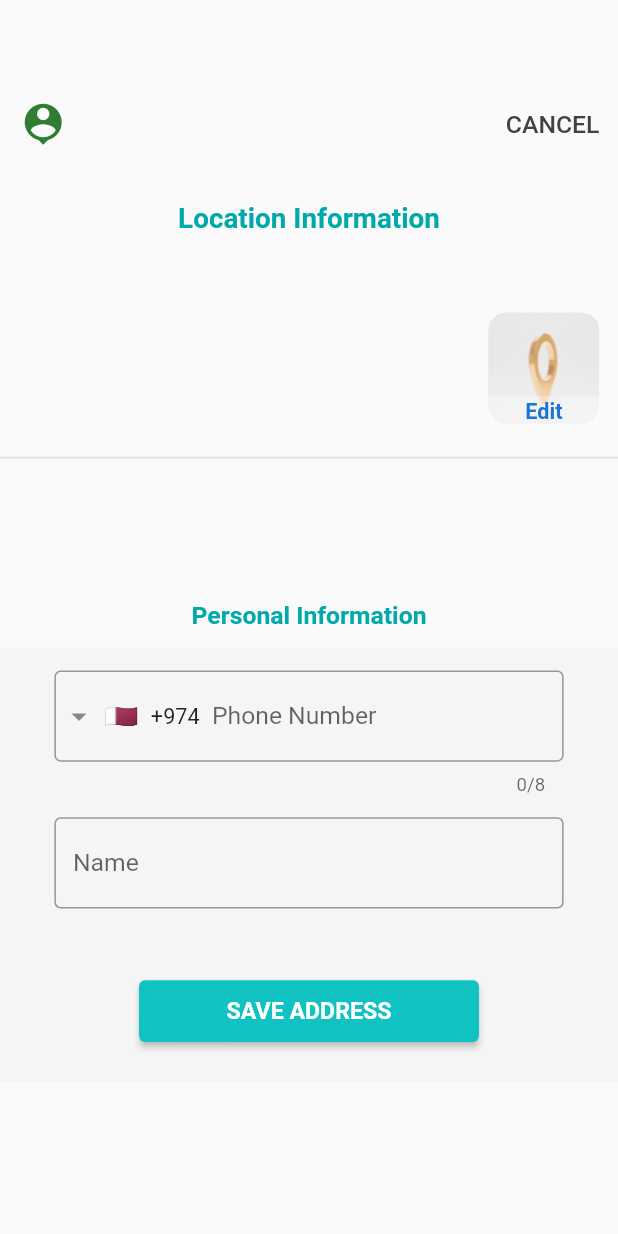
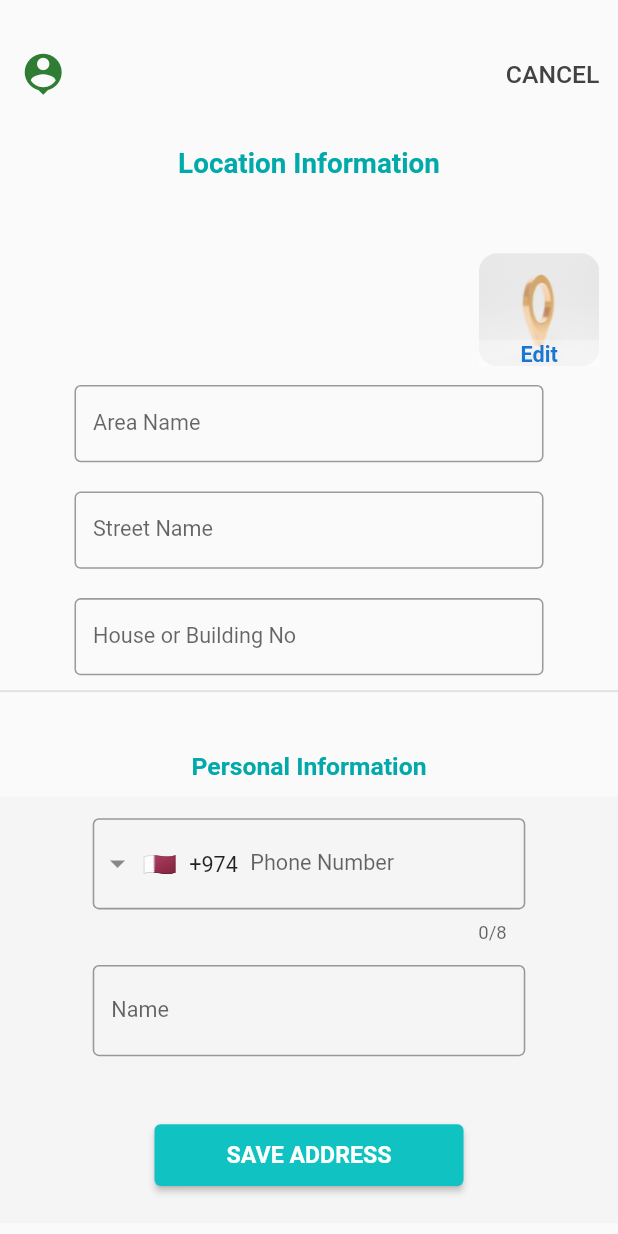
Before and after one commit to ksalehalali/market, a Flutter app: the AddAddressScreen screen opened directly, on a phone screen of 412 x 824 dp. Run offline on Flutter 3.47's test engine with Material 2 defaults, Android fonts, the phone set to English and light mode, and no system bars; drawn by our look-alikes of intl_phone_field; our stand-ins replace cached_network_image, carousel_slider, device_preview, flutter_blurhash, flutter_cache_manager, flutter_countdown_timer and 20 more; missing offline and left inert: my_fatoorah, myfatoorah_pay; accounts and stored records are empty.

```diff
--- a/lib/Assistants/assistantMethods.dart
+++ b/lib/Assistants/assistantMethods.dart
@@ -24,11 +24,22 @@ class AssistantMethods {
       // print('address :: ${res['features'][2]['place_name']}');
       // print('address :: ${res['features'][3]['place_name']}');
 
-      print('0 :: ${res['features'][0]}');
-      print('0 context :: ${res['features'][0]['context'][2]['text_en']}'); //المحافضة
-      print('0 context :: ${res['features'][0]['context'][1]['text_en']}'); //المنطقة
+      print('0 :::::: ${res['features'][0]}');
+      addressController.updatePinAddress('${res['features'][0]['place_name_en']}',res['features'][0]['text_en'],res['features'][0]['context'][0]['text_en']);
 
-      print('0 :: ${res['features'][0]['text_en']}'); //العنوان
+      if(res['features'][0]['context'].length >1){
+        //print('0 context :: ${res['features'][0]['context'][2]['text_en']}'); //المحافضة
+        addressController.updatePinAddress('${res['features'][0]['place_name_en']}',res['features'][0]['text_en'],res['features'][0]['context'][0]['text_en']);
+
+      }else if(res['features'][0]['context'].length >=1){
+        //print('0 context :: ${res['features'][0]['context'][1]['text_en']}'); //المنطقة
+
+        print('0 :: ${res['features'][0]['text_en']}'); //العنوان
+        placeAddress = res['features'][0]['place_name'];
+        box.write('address', res['features'][0]['place_name']);
+
+      }
+
 
       //print('0 :: ${res['features'][0]['place_name_en']}');
 
@@ -44,10 +55,6 @@ class AssistantMethods {
       // print('3 :: ${res['features'][3]['text']}');
       // print('3 :: ${res['features'][3]['place_name']}');
 
-
-      placeAddress = res['features'][0]['place_name'];
-      box.write('address', res['features'][0]['place_name']);
-      addressController.updatePinAddress('${res['features'][0]['context'][2]['text_en']} - ${res['features'][0]['context'][1]['text_en']} (${res['features'][0]['text_en']})',res['features'][0]['context'][2]['text_en'],res['features'][0]['context'][1]['text_en']);
     } else {
       print(res);
       print("get address failed");
--- a/lib/controllers/address_location_controller.dart
+++ b/lib/controllers/address_location_controller.dart
@@ -137,7 +137,7 @@ class AddressController extends GetxController {
     if (placeName.length > 1) {
       placePredictionList.clear();
       String autoCompleteUrl =
-          "https://api.mapbox.com/geocoding/v5/mapbox.places/$placeName.json?worldview=us&country=kw&access_token=$mapbox_token";
+          "https://api.mapbox.com/geocoding/v5/mapbox.places/$placeName.json?worldview=us&access_token=$mapbox_token";
 
       var res = await RequestAssistant.getRequest(autoCompleteUrl);
 
--- a/lib/main.dart
+++ b/lib/main.dart
@@ -100,14 +100,15 @@ class _MyAppState extends State<MyApp> {
 
       _permissionGranted = permissionStatusReqResult;
     }
+    loc.LocationData loca = await location.getLocation();
+    print('loca ...............  $loca');
+    if(loca.latitude !=null){
+      addressController.areaLoc.value =
+          LatLng(loca.latitude!, loca.longitude!);
+    }else{
 
-    geo.Position position = await geo.Geolocator.getCurrentPosition(
-        desiredAccuracy: geo.LocationAccuracy.high,
-        forceAndroidLocationManager: true);
-    addressController.areaLoc.value =
-        LatLng(position.latitude, position.longitude);
+    }
 
-    print(position);
   }
   final screenSize = Get.size;
 
--- a/lib/models/placePredictions.dart
+++ b/lib/models/placePredictions.dart
@@ -13,8 +13,8 @@ class PlacePredictions {
     id =json["id"];
     text =json["text"];
     place_name =json["place_name"];
-    lat = json["center"][1];
-    lng = json["center"][0];
+    lat = json["center"][1] as double;
+    lng = json["center"][0] as double;
 
   }
 
--- a/lib/services/localization/localization_data.dart
+++ b/lib/services/localization/localization_data.dart
@@ -109,6 +109,9 @@ Map<String,String> ar ={
   'CONFIRM LOCATION_txt':'تاكيد الموقع',
   'Location Information_txt':'معلومات الموقع',
   'SAVE ADDRESS_txt':'احفظ العنوان',
+  "Area_txt":'المنطقة',
+  "Street_txt":'الشارع',
+  "HouseOrBuilding_txt":'رقم المنزل او المبنى',
   //-
 
   'UnAvailable_txt':'غير متوفر',
@@ -306,6 +309,9 @@ Map<String,String> en ={
   'CONFIRM LOCATION_txt':'Confirm LOCATION',
   'Location Information_txt':'Location Information',
   'SAVE ADDRESS_txt':'SAVE ADDRESS',
+  "Area_txt":'Area Name',
+  "Street_txt":'Street Name',
+  "HouseOrBuilding_txt":'House or Building No',
   //-
 
   'UnAvailable_txt':'Unavailable',
--- a/lib/views/address/add_address_screen.dart
+++ b/lib/views/address/add_address_screen.dart
@@ -1,4 +1,5 @@
 import 'package:flutter/material.dart';
+import 'package:flutter_screenutil/flutter_screenutil.dart';
 import 'package:get/get.dart';
 import 'package:intl_phone_field/intl_phone_field.dart';
 import 'package:intl_phone_number_input/intl_phone_number_input.dart';
@@ -26,7 +27,7 @@ class _AddAddressScreenState extends State<AddAddressScreen> {
 String? phoneNumber;
   @override
   Widget build(BuildContext context) {
-    final screenSize = Get.size;
+    final screenSize = MediaQuery.of(context).size;
 
     return Container(
       child: Scaffold(
@@ -34,7 +35,7 @@ String? phoneNumber;
             child: Column(
           children: [
             SizedBox(
-              height: screenSize.height * 0.1 - 30,
+              height: screenSize.height * 0.1 - 60,
             ),
             Padding(
               padding: const EdgeInsets.all(12.0),
@@ -64,7 +65,7 @@ String? phoneNumber;
               ),
             ),
             SizedBox(
-              height: screenSize.height * 0.1 - 60,
+              height: screenSize.height * 0.1 - 60.h,
             ),
             Padding(
               padding: const EdgeInsets.all(0.0),
@@ -87,13 +88,13 @@ String? phoneNumber;
                     crossAxisAlignment: CrossAxisAlignment.start,
                     children: [
                       SizedBox(
-                        width: 170,
+                        width: 160.w,
                         child: Text(
                           addressController.aAddress.value,
                           maxLines: 1,
                           overflow: TextOverflow.ellipsis,
                           style: TextStyle(
-                              fontSize: 16,
+                              fontSize: 14,
                               fontWeight: FontWeight.bold,
                               color: Colors.black),
                         ),
@@ -102,13 +103,13 @@ String? phoneNumber;
                         height: 12,
                       ),
                       SizedBox(
-                        width: screenSize.width * 0.7,
+                        width: screenSize.width * 0.6.w,
                         child: Text(
                           addressController.bAddress.value,
                           maxLines: 1,
                           overflow: TextOverflow.ellipsis,
                           style: TextStyle(
-                              fontSize: 16,
+                              fontSize: 14,
                               fontWeight: FontWeight.bold,
                               color: Colors.black),
                         ),
@@ -124,8 +125,8 @@ String? phoneNumber;
                             builder: (context) =>  AddressOnMap(fromCart: widget.fromCart,)));
                       },
                       child: Container(
-                          height: 72,
-                          width: 72,
+                          height: 72.h,
+                          width: 72.w,
                           decoration: BoxDecoration(
                               image: const DecorationImage(
                                 fit: BoxFit.fill,
@@ -139,7 +140,7 @@ String? phoneNumber;
                             alignment: Alignment.bottomCenter,
                             children: [
                               Container(
-                                height: 18,
+                                height: 17.h,
                                 color: Colors.white.withOpacity(0.3),
                               ),
                               Text(
@@ -156,12 +157,86 @@ String? phoneNumber;
                 ],
               ),
             ),
+
+            //
+            Padding(
+              padding: const EdgeInsets.symmetric(horizontal: 12.0),
+              child: Theme(
+                data: ThemeData.from(
+                  colorScheme: ColorScheme.fromSwatch(
+                      primarySwatch: primaryColorSwatch),
+                ),
+                child: SizedBox(
+                  width: screenSize.width * 0.7.w,
+                  height: 50,
+                  child: TextFormField(
+                    controller: _addresNameController,
+                    decoration: InputDecoration(
+                        focusColor: Colors.blue[700],
+                        labelStyle: TextStyle(fontSize: 14),
+                        hoverColor: Colors.blue[700],
+                        border: OutlineInputBorder(),
+                        label: Text('Area_txt'.tr)),
+                  ),
+                ),
+              ),
+            ),
+            SizedBox(
+              height: screenSize.height * 0.1-60.h,
+            ),
+            Padding(
+              padding: const EdgeInsets.symmetric(horizontal: 12.0),
+              child: Theme(
+                data: ThemeData.from(
+                  colorScheme: ColorScheme.fromSwatch(
+                      primarySwatch: primaryColorSwatch),
+                ),
+                child: SizedBox(
+                  width: screenSize.width * 0.7.w,
+                  height: 50,
+                  child: TextFormField(
+                    controller: _addresNameController,
+                    decoration: InputDecoration(
+                        focusColor: Colors.blue[700],
+                        labelStyle: TextStyle(fontSize: 14),
+                        hoverColor: Colors.blue[700],
+                        border: OutlineInputBorder(),
+                        label: Text('Street_txt'.tr)),
+                  ),
+                ),
+              ),
+            ),
+            SizedBox(
+              height: screenSize.height * 0.1-60.h,
+            ),
+            Padding(
+              padding: const EdgeInsets.symmetric(horizontal: 12.0),
+              child: Theme(
+                data: ThemeData.from(
+                  colorScheme: ColorScheme.fromSwatch(
+                      primarySwatch: primaryColorSwatch),
+                ),
+                child: SizedBox(
+                  width: screenSize.width * 0.7.w,
+                  height: 50,
+                  child: TextFormField(
+                    controller: _addresNameController,
+                    decoration: InputDecoration(
+                        focusColor: Colors.blue[700],
+                        labelStyle: TextStyle(fontSize: 14),
+                        hoverColor: Colors.blue[700],
+                        border: OutlineInputBorder(),
+                        label: Text('HouseOrBuilding_txt'.tr)),
+                  ),
+                ),
+              ),
+            ),
             Divider(
               thickness: 1,
-              height: 20,
+              height: 20.h,
             ),
             SizedBox(
-              height: screenSize.height * 0.1,
+              height: screenSize.height * 0.1-50.h,
             ),
             Text(
               'Personal Information_txt'.tr,
@@ -182,11 +257,12 @@ String? phoneNumber;
                     padding: const EdgeInsets.symmetric(
                         horizontal: 12.0, vertical: 14),
                     child: SizedBox(
-                      width: screenSize.width * 0.8,
+                      width: screenSize.width * 0.7,
                       child: IntlPhoneField(
                         decoration: InputDecoration(
                           labelText: 'Phone_txt'.tr,
                           focusColor: myHexColor,
+                          labelStyle: TextStyle(fontSize: 14),
                           hoverColor: myHexColor,
                           border: OutlineInputBorder(
                             borderSide: BorderSide(color: myHexColor),
@@ -209,11 +285,12 @@ String? phoneNumber;
                             primarySwatch: primaryColorSwatch),
                       ),
                       child: SizedBox(
-                        width: screenSize.width * 0.8,
+                        width: screenSize.width * 0.7,
                         child: TextFormField(
                           controller: _addresNameController,
                           decoration: InputDecoration(
                               focusColor: Colors.blue[700],
+                              labelStyle: TextStyle(fontSize: 14),
                               hoverColor: Colors.blue[700],
                               border: OutlineInputBorder(),
                               label: Text('Name_txt'.tr)),
@@ -239,8 +316,8 @@ String? phoneNumber;
                           TextStyle(fontWeight: FontWeight.bold, fontSize: 15),
                     ),
                     style: ElevatedButton.styleFrom(
-                        maximumSize: Size(220, 300),
-                        minimumSize: Size(220, 40),
+                        maximumSize: Size(200, 300),
+                        minimumSize: Size(200, 40),
                         primary: myHexColor1,
                         onPrimary: Colors.white,
                         alignment: Alignment.center),
--- a/lib/views/address/address_on_map.dart
+++ b/lib/views/address/address_on_map.dart
@@ -1,5 +1,6 @@
 import 'dart:async';
 import 'package:flutter/material.dart';
+import 'package:flutter_screenutil/flutter_screenutil.dart';
 import 'package:get/get.dart';
 import 'package:google_maps_flutter/google_maps_flutter.dart';
 import 'package:location/location.dart';
@@ -70,7 +71,7 @@ class AddressOnMapState extends State<AddressOnMap> {
 
   @override
   Widget build(BuildContext context) {
-    final screenSize = Get.size;
+    final screenSize = MediaQuery.of(context).size;
     return Scaffold(
       body: SlidingUpPanel(
         controller: panelController,
@@ -90,11 +91,12 @@ class AddressOnMapState extends State<AddressOnMap> {
                       maxLines: 1,
                       textAlign: TextAlign.center,
                       overflow: TextOverflow.ellipsis,
-                      style: TextStyle(color: Colors.black, fontSize: 18),
+                      style: TextStyle(color: Colors.black, fontSize: 15),
                     ),
                   ),
                 ),
               ),
+              SizedBox(height:12.h),
               ElevatedButton(
                 onPressed: () {
                   Navigator.push(context,
@@ -102,11 +104,11 @@ class AddressOnMapState extends State<AddressOnMap> {
                 },
                 child: Text(
                   'CONFIRM LOCATION_txt'.tr,
-                  style: TextStyle(fontWeight: FontWeight.bold, fontSize: 15),
+                  style: TextStyle(fontWeight: FontWeight.bold, fontSize: 14),
                 ),
                 style: ElevatedButton.styleFrom(
-                    maximumSize: Size(220, 300),
-                    minimumSize: Size(220, 40),
+                    maximumSize: Size(210, 300),
+                    minimumSize: Size(210, 40),
                     primary: myHexColor1,
                     onPrimary: Colors.white,
                     alignment: Alignment.center),
```
